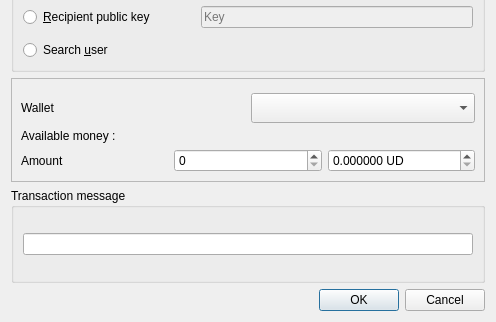
Old version of the form res/ui/transfer.ui in the repository duniter/sakia; both pictures show x 0 to 496 and y 163 to 485 of the 496 by 485 pixel window.
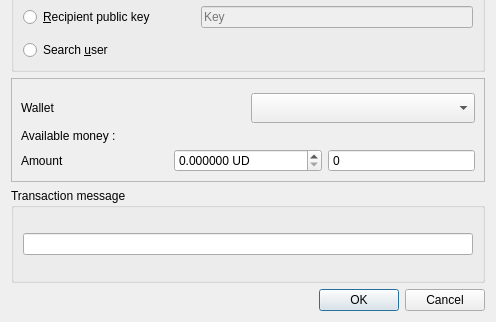
New version of the form. Custom widgets are drawn as their Qt base class.

The edit to the form file:
```diff
--- a/res/ui/transfer.ui
+++ b/res/ui/transfer.ui
@@ -237,13 +237,6 @@
           </property>
          </widget>
         </item>
-        <item>
-         <widget class="QDoubleSpinBox" name="spinbox_amount">
-          <property name="decimals">
-           <number>0</number>
-          </property>
-         </widget>
-        </item>
         <item>
          <widget class="QDoubleSpinBox" name="spinbox_relative">
           <property name="suffix">
@@ -256,7 +249,32 @@
            <double>99999999999999991611392.000000000000000</double>
           </property>
           <property name="singleStep">
-           <double>0.100000000000000</double>
+           <double>0.010000000000000</double>
+          </property>
+         </widget>
+        </item>
+        <item>
+         <widget class="QDoubleSpinBox" name="spinbox_amount">
+          <property name="wrapping">
+           <bool>false</bool>
+          </property>
+          <property name="frame">
+           <bool>true</bool>
+          </property>
+          <property name="readOnly">
+           <bool>false</bool>
+          </property>
+          <property name="buttonSymbols">
+           <enum>QAbstractSpinBox::NoButtons</enum>
+          </property>
+          <property name="showGroupSeparator" stdset="0">
+           <bool>false</bool>
+          </property>
+          <property name="decimals">
+           <number>0</number>
+          </property>
+          <property name="value">
+           <double>0.000000000000000</double>
           </property>
          </widget>
         </item>
```
